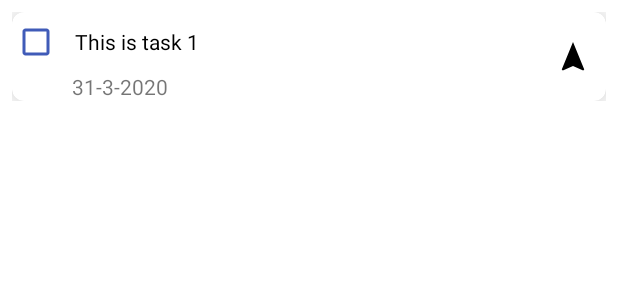
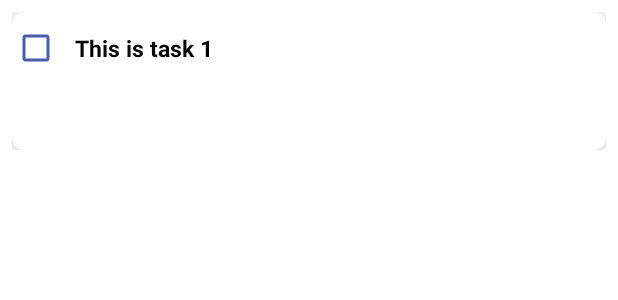
Before and after one commit to krzysizy/BestOrganizer, an Android app: the layout each_task.xml on its own in the app's theme, with its tools: preview values and no code run, on a phone screen of 412 x 824 dp. Shown: the top 300 px of the screen. Run offline under Robolectric (Android 15) with nearby library versions, the phone set to English and light mode, and no system bars.

Commit message:
Small view changes

```diff
--- a/app/src/main/res/layout/add_new_task.xml
+++ b/app/src/main/res/layout/add_new_task.xml
@@ -11,7 +11,7 @@
         android:layout_width="wrap_content"
         android:layout_height="wrap_content"
         android:layout_marginStart="12dp"
-        android:layout_marginTop="20dp"
+        android:layout_marginTop="10dp"
         android:drawableRight="@drawable/ic_baseline_access_time_24"
         android:drawablePadding="8dp"
         android:text="Set start time"
@@ -26,7 +26,7 @@
         android:layout_width="wrap_content"
         android:layout_height="wrap_content"
         android:layout_marginStart="60dp"
-        android:layout_marginTop="20dp"
+        android:layout_marginTop="10dp"
         android:visibility="invisible"
         android:drawableRight="@drawable/ic_baseline_access_time_filled_24"
         android:drawablePadding="8dp"
@@ -67,7 +67,7 @@
         android:layout_width="wrap_content"
         android:layout_height="wrap_content"
         android:layout_marginStart="12dp"
-        android:layout_marginTop="20dp"
+        android:layout_marginTop="10dp"
         android:drawableRight="@drawable/ic_baseline_add_location_24"
         android:drawablePadding="8dp"
         android:text="Set destination"
--- a/app/src/main/res/layout/each_task.xml
+++ b/app/src/main/res/layout/each_task.xml
@@ -24,10 +24,12 @@
             <com.google.android.material.checkbox.MaterialCheckBox
                 android:id="@+id/mcheckbox"
                 android:layout_width="match_parent"
-                android:layout_height="40dp"
+                android:layout_height="wrap_content"
                 android:buttonTint="@color/purple"
                 android:paddingStart="10dp"
                 android:text="This is task 1"
+                android:textSize="15sp"
+                android:textStyle="bold"
                 app:layout_constraintEnd_toEndOf="parent"
                 app:layout_constraintHorizontal_bias="0.5"
                 app:layout_constraintStart_toStartOf="parent"
@@ -38,16 +40,35 @@
                 android:layout_width="wrap_content"
                 android:layout_height="wrap_content"
                 android:layout_marginStart="40dp"
-                android:text="31-3-2020"
                 android:textSize="14sp"
                 app:layout_constraintStart_toStartOf="parent"
                 app:layout_constraintTop_toBottomOf="@+id/mcheckbox" />
+
+            <TextView
+                android:id="@+id/time_tv"
+                android:layout_width="wrap_content"
+                android:layout_height="wrap_content"
+                android:layout_marginStart="20dp"
+                android:textSize="14sp"
+                app:layout_constraintStart_toEndOf="@+id/due_date_tv"
+                app:layout_constraintTop_toBottomOf="@+id/mcheckbox" />
+
+            <TextView
+                android:id="@+id/destination_tv"
+                android:layout_width="wrap_content"
+                android:layout_height="wrap_content"
+                android:layout_marginStart="40dp"
+                android:layout_marginTop="5dp"
+                android:textSize="14sp"
+                app:layout_constraintStart_toStartOf="parent"
+                app:layout_constraintTop_toBottomOf="@+id/due_date_tv" />
 
             <ImageView
                 android:id="@+id/navigation"
                 android:layout_width="wrap_content"
                 android:layout_height="wrap_content"
                 android:src="@drawable/navigation"
+                android:visibility="invisible"
                 app:layout_constraintBottom_toBottomOf="parent"
                 app:layout_constraintEnd_toEndOf="parent"
                 app:layout_constraintTop_toTopOf="parent"
```
Also changed, not shown: app/src/main/java/com/example/organizertest/ToDoAdapter.java (+39 -2 lines).
